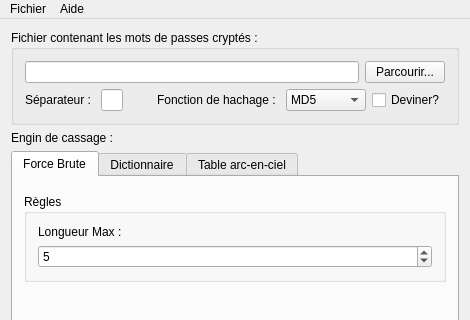
Old version of the form CasseNoisette/CasseNoisette/cassenoisette.ui in the repository raphaeldore/Casse-Noisette; both pictures show x 0 to 470 and y 0 to 320 of the 470 by 476 pixel window.
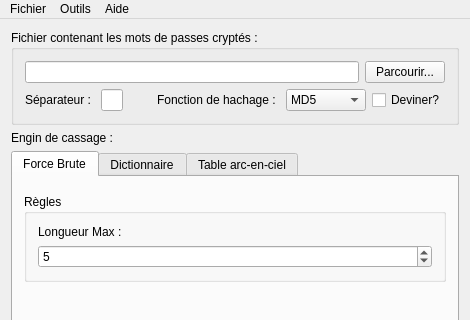
New version of the form. Custom widgets are drawn as their Qt base class.

Commit message: Ajout menu "Outils", avec une action "HaveIBeenPwned"

```diff
--- a/CasseNoisette/CasseNoisette/cassenoisette.ui
+++ b/CasseNoisette/CasseNoisette/cassenoisette.ui
@@ -371,7 +371,14 @@
     <addaction name="separator"/>
     <addaction name="actionQuitter"/>
    </widget>
+   <widget class="QMenu" name="menuOutils">
+    <property name="title">
+     <string>Outils</string>
+    </property>
+    <addaction name="actionHaveIBeenPwned"/>
+   </widget>
    <addaction name="menuFichier"/>
+   <addaction name="menuOutils"/>
    <addaction name="menu_propos"/>
   </widget>
   <widget class="QStatusBar" name="statusBar"/>
```
Left out of the diff: 5 changed lines with no effect on the pictures.
